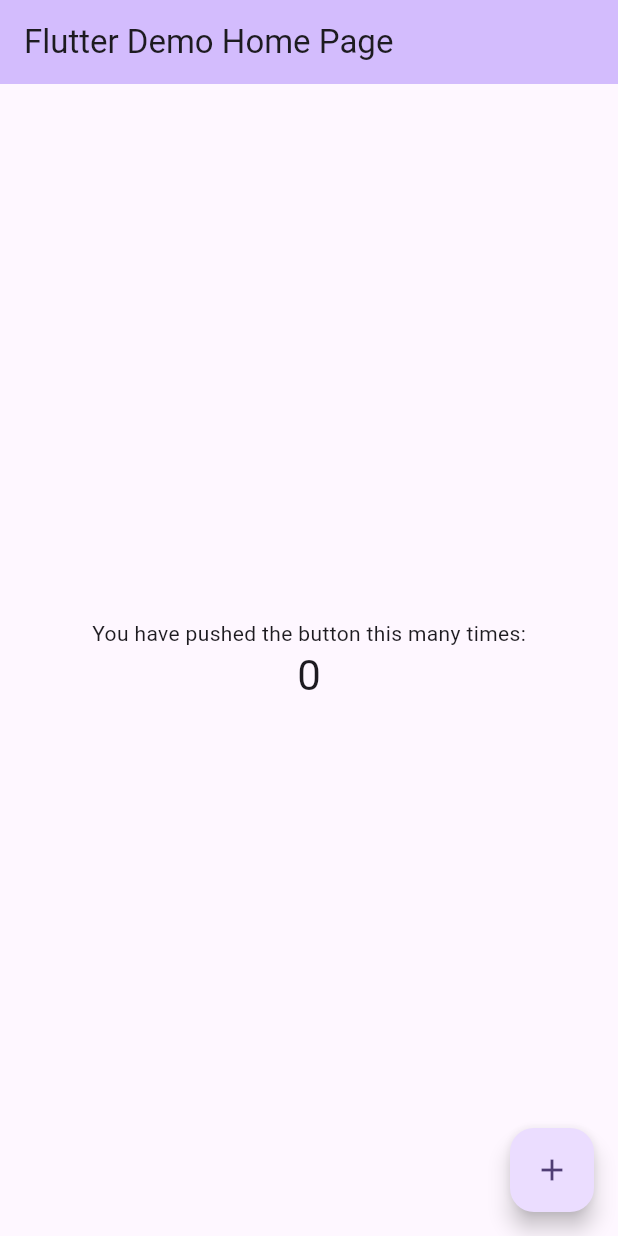
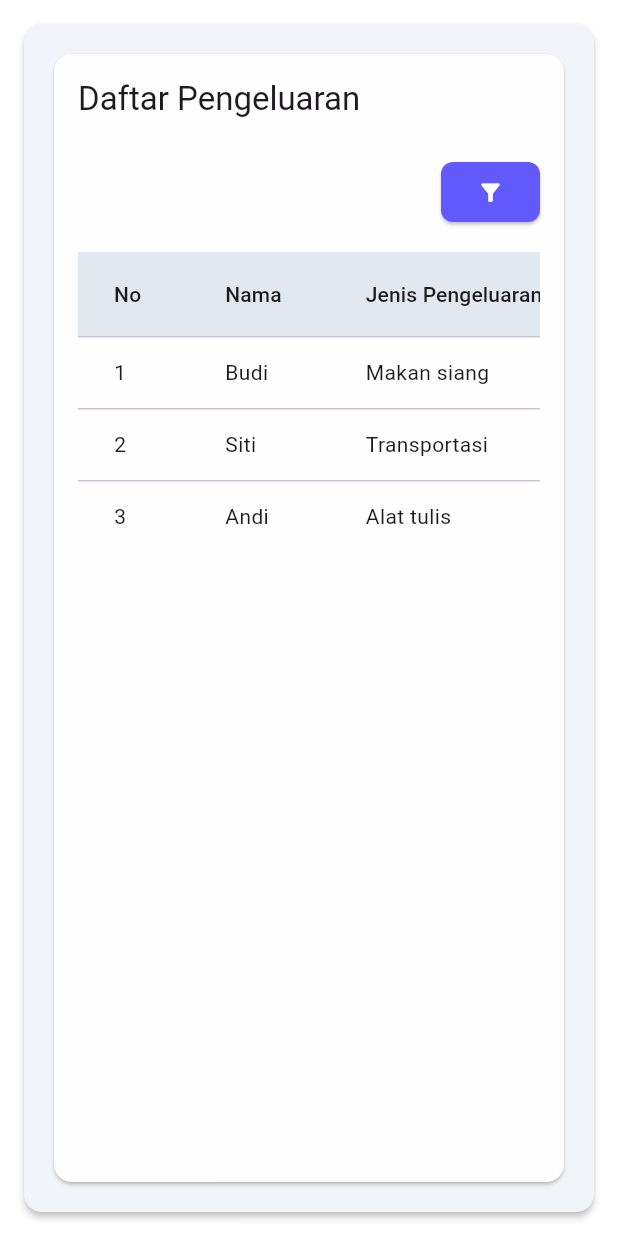
Before and after one commit to syaifulmain/jawara_mobile, a Flutter app: the screen it shows after launch, on a phone screen of 412 x 824 dp. Run offline on Flutter 3.47's test engine with Material 3 defaults, Android fonts, the phone set to English and light mode, and no system bars.

Commit message:
feat(page): add *daftar pengeluaran* (WIP)

```diff
--- a/lib/main.dart
+++ b/lib/main.dart
@@ -1,4 +1,5 @@
 import 'package:flutter/material.dart';
+import 'package:jawara_mobile/pages/pengeluaran/daftar.dart';
 
 void main() {
   runApp(const MyApp());
@@ -30,7 +31,11 @@
         // tested with just a hot reload.
         colorScheme: ColorScheme.fromSeed(seedColor: Colors.deepPurple),
       ),
-      home: const MyHomePage(title: 'Flutter Demo Home Page'),
+      home: Daftar(title: 'Daftar Pengeluaran', data: [
+        {'nama': 'Budi', 'jenis_pengeluaran': 'Makan siang', 'tanggal': '2024-06-01', 'nominal': '50000', 'aksi': 'Edit'},
+        {'nama': 'Siti', 'jenis_pengeluaran': 'Transportasi', 'tanggal': '2024-06-02', 'nominal': '30000', 'aksi': 'Hapus'},
+        {'nama': 'Andi', 'jenis_pengeluaran': 'Alat tulis', 'tanggal': '2024-06-03', 'nominal': '20000', 'aksi': 'Edit'},
+      ]),
     );
   }
 }
--- /dev/null
+++ b/lib/pages/pengeluaran/daftar.dart
@@ -0,0 +1,100 @@
+import 'package:flutter/material.dart';
+
+class Daftar extends StatelessWidget {
+  final String title;
+  final List<Map<String, String>> data;
+
+  const Daftar({super.key, required this.title, required this.data});
+
+  @override
+  Widget build(BuildContext context) {
+    return Card(
+      elevation: 2,
+      margin: const EdgeInsets.all(16),
+      shape: RoundedRectangleBorder(borderRadius: BorderRadius.circular(12)),
+      color: Color(0xFFF1F5F9),
+
+      child: Padding(
+        padding: const EdgeInsets.all(16),
+        child: Card(
+          color: Color(0xFFFEFEFF),
+
+          child: Padding(
+            padding: const EdgeInsets.all(16),
+            child: Column(
+              crossAxisAlignment: CrossAxisAlignment.start,
+
+              children: [
+                // Judul tabel
+                Text(title, style: Theme.of(context).textTheme.titleLarge),
+                const SizedBox(height: 24),
+                Row(
+                  mainAxisAlignment: MainAxisAlignment.end,
+                  children: [
+                    // ElevatedButton.icon(
+                    //   onPressed: () {
+                    //     // Aksi untuk menambah data
+                    //   },
+                    //   icon: const Icon(Icons.filter_list_alt, color: Colors.white,),
+                    //   label: const Text('Filter'),
+                    //   style: ElevatedButton.styleFrom(
+                    //     backgroundColor: Color(0xFF625AFF),
+                    //     shape: RoundedRectangleBorder(
+                    //       borderRadius: BorderRadius.circular(8),
+                    //     ),
+                    //   ),
+                    // ),
+                    ElevatedButton(
+                      onPressed: () {
+                        // Aksi untuk menambah data
+                      },
+                      style: ElevatedButton.styleFrom(
+                        backgroundColor: Color(0xFF625AFF),
+                        shape: RoundedRectangleBorder(
+                          borderRadius: BorderRadius.circular(8),
+                        ),
+                      ),
+                      child: const Icon(Icons.filter_list_alt, color: Colors.white),
+                    ),
+                  ],
+                ),
+
+                const SizedBox(height: 16),
+
+                // Tabel data
+                SingleChildScrollView(
+                  scrollDirection: Axis.horizontal,
+                  child: DataTable(
+                    headingRowColor: WidgetStateProperty.all(Color(0xFFE2E8F0)),
+                    columns: const [
+                      DataColumn(label: Text('No')),
+                      DataColumn(label: Text('Nama')),
+                      DataColumn(label: Text('Jenis Pengeluaran')),
+                      DataColumn(label: Text('Tanggal')),
+                      DataColumn(label: Text('Nominal')),
+                      DataColumn(label: Text('Aksi')),
+                    ],
+                    rows: data.asMap().entries.map((entry) {
+                      final i = entry.key + 1;
+                      final row = entry.value;
+                      return DataRow(
+                        cells: [
+                          DataCell(Text('$i')),
+                          DataCell(Text(row['nama'] ?? '-')),
+                          DataCell(Text(row['jenis_pengeluaran'] ?? '-')),
+                          DataCell(Text(row['tanggal'] ?? '-')),
+                          DataCell(Text(row['nominal'] ?? '-')),
+                          DataCell(Text(row['aksi'] ?? '-')),
+                        ],
+                      );
+                    }).toList(),
+                  ),
+                ),
+              ],
+            ),
+          ),
+        ),
+      ),
+    );
+  }
+}
```
